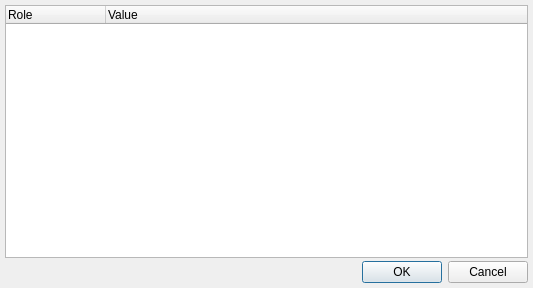
The window that v2/trunk/v2parser/src/ui/UIItemSettings.ui (testmana2/mks) describes before a commit, drawn with Qt 5.
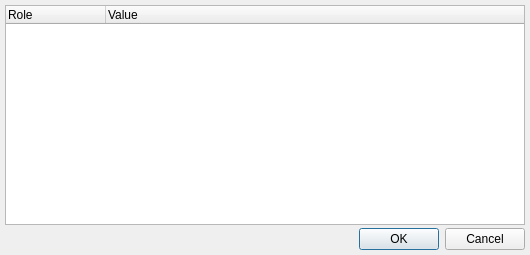
The same window after the commit.

```diff
--- a/v2/trunk/v2parser/src/ui/UIItemSettings.ui
+++ b/v2/trunk/v2parser/src/ui/UIItemSettings.ui
@@ -5,8 +5,8 @@
    <rect>
     <x>0</x>
     <y>0</y>
-    <width>533</width>
-    <height>288</height>
+    <width>530</width>
+    <height>255</height>
    </rect>
   </property>
   <property name="windowTitle" >
```
